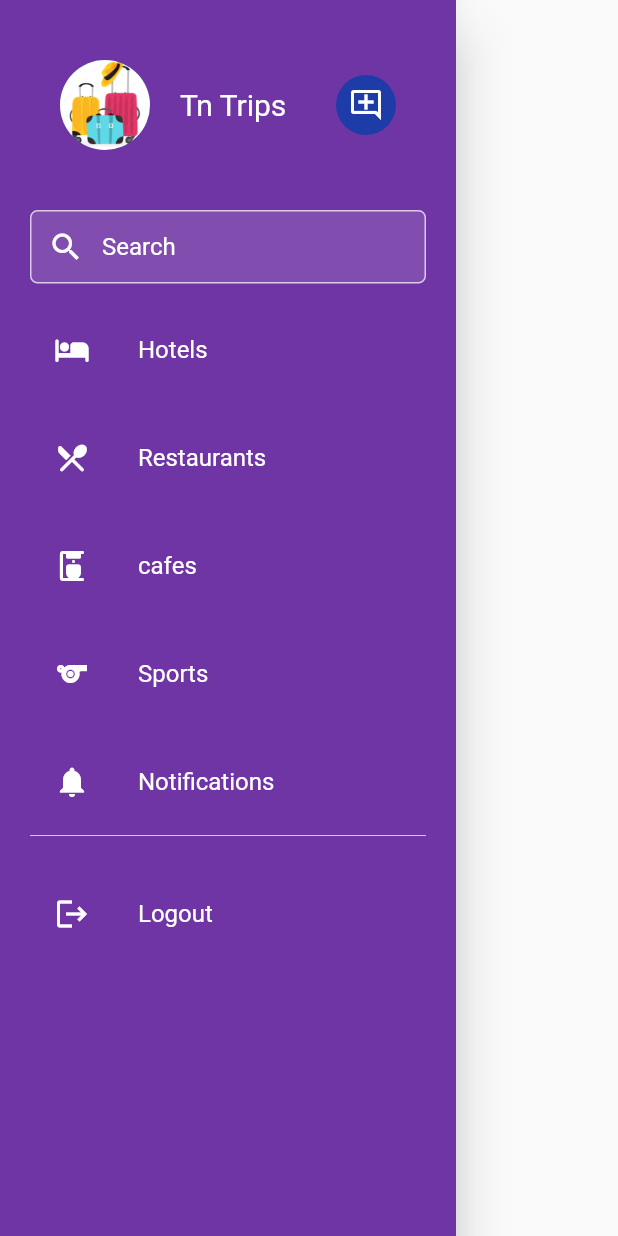
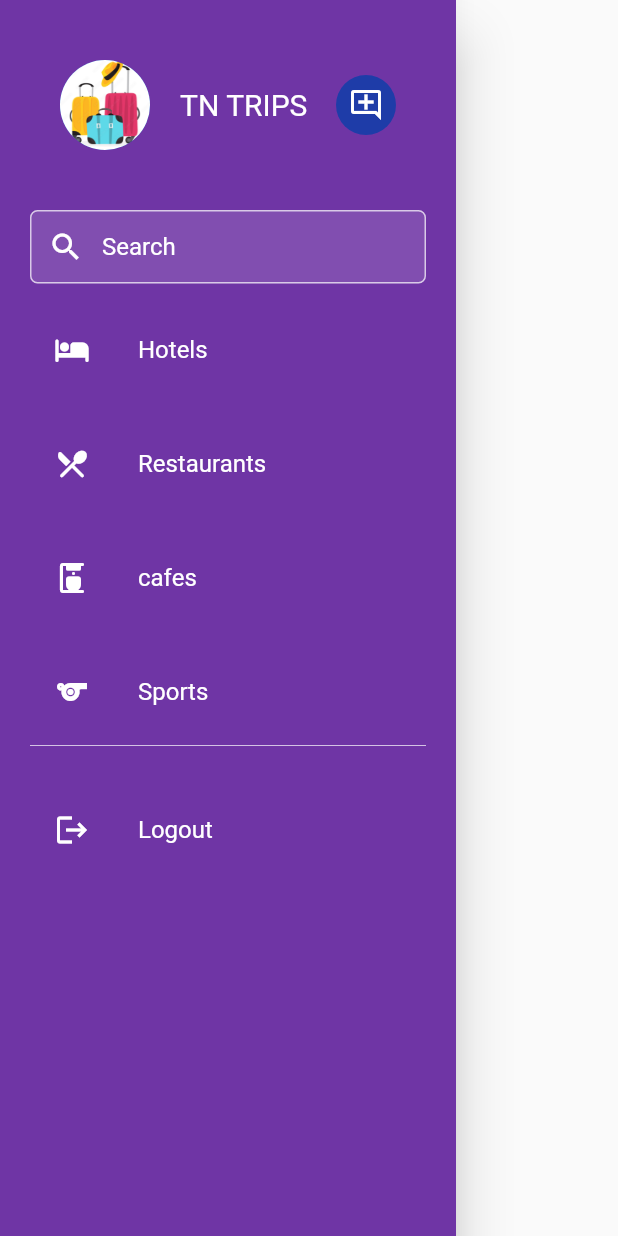
Before and after one commit to MohamedNedhirGhalaoui/TnTrips, a Flutter app: the NavigationDrawerWidget widget shown alone on an empty page, opened directly, on a phone screen of 412 x 824 dp. Run offline on Flutter 3.47's test engine with Material 2 defaults, Android fonts, the phone set to English and light mode, and no system bars; our stand-ins replace animated_text_kit, cloud_firestore, firebase_auth, firebase_core, flutter_spinkit, flutter_svg and 1 more; accounts and stored records are empty; network calls fail; Roboto replaces fonts that are missing (Raleway).

Commit message:
update project resource

```diff
--- a/lib/ui/home/drawer/navigation_drawer_widget.dart
+++ b/lib/ui/home/drawer/navigation_drawer_widget.dart
@@ -21,7 +21,7 @@ class NavigationDrawerWidget extends StatelessWidget {
               child: Column(
                 children: [
                   buildHeader(
-                      urlImage: "assets/images/trip.png", name: "Tn Trips"),
+                      urlImage: "assets/images/trip.png", name: "TN TRIPS"),
                   buildSearchField(),
                   const SizedBox(height: 16),
                   buildMenuItem(
@@ -29,32 +29,26 @@ class NavigationDrawerWidget extends StatelessWidget {
                     icon: Icons.local_hotel_rounded,
                     onClicked: () => selectedItem(context, 0),
                   ),
-                  const SizedBox(height: 16),
+                  const SizedBox(height: 20),
                   buildMenuItem(
                     text: 'Restaurants',
                     icon: Icons.restaurant_menu_rounded,
                     onClicked: () => selectedItem(context, 1),
                   ),
-                  const SizedBox(height: 16),
+                  const SizedBox(height: 20),
                   buildMenuItem(
                     text: 'cafes',
                     icon: Icons.coffee_maker_rounded,
                     onClicked: () => selectedItem(context, 2),
                   ),
-                  const SizedBox(height: 16),
+                  const SizedBox(height: 20),
                   buildMenuItem(
                     text: 'Sports',
                     icon: Icons.sports,
                     onClicked: () => selectedItem(context, 3),
                   ),
-                  const SizedBox(height: 16),
-                  buildMenuItem(
-                    text: 'Notifications',
-                    icon: Icons.notifications,
-                    onClicked: () => selectedItem(context, 5),
-                  ),
                   Divider(color: Colors.white70),
-                  const SizedBox(height: 16),
+                  const SizedBox(height: 20),
                   buildMenuItem(
                       text: 'Logout',
                       icon: Icons.logout,
@@ -133,12 +127,6 @@ class NavigationDrawerWidget extends StatelessWidget {
       case 3:
         Navigator.of(context).pushNamed('/sportsPage');
         break;
-      case 4:
-        Navigator.of(context).pushNamed('/favouritesPage');
-        break;
-      case 5:
-        Navigator.of(context).pushNamed('/notificationPage');
-        break;
     }
   }
 
```
